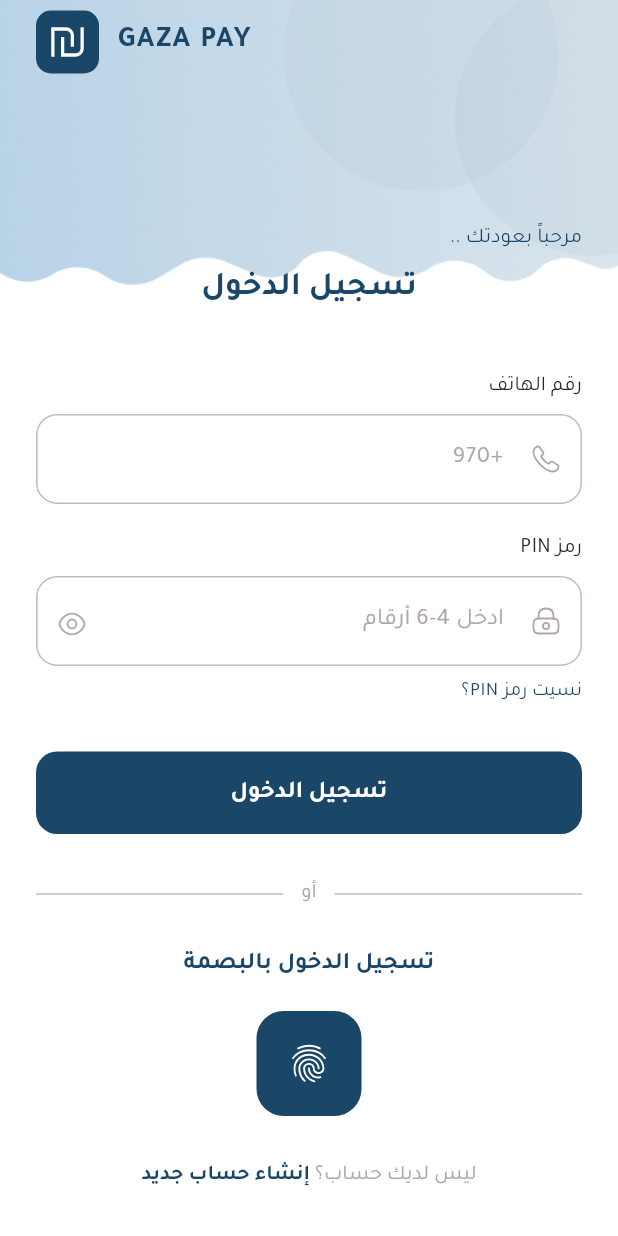
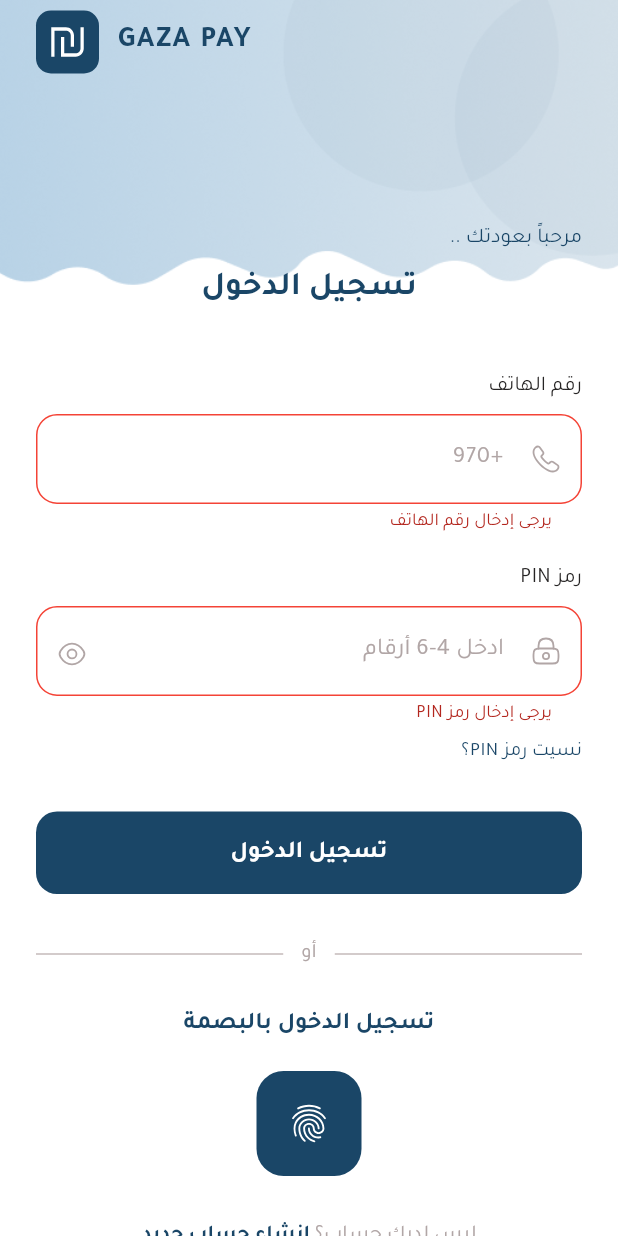
Before and after one commit to a7med2002/gazapay_app, a Flutter app: the LoginScreen screen opened by its route, scrolled down 53 dp, after a tap on "تسجيل الدخول", on a phone screen of 412 x 824 dp. Run offline on Flutter 3.47's test engine with Material 3 defaults, Android fonts, the light colour scheme and no system bars; our stand-ins replace flutter_svg, smooth_page_indicator.

Commit message:
login function done

```diff
--- /dev/null
+++ b/lib/Model/login_response.dart
@@ -0,0 +1,9 @@
+class LoginResponse {
+  String accessToken;
+
+  LoginResponse({required this.accessToken});
+
+  factory LoginResponse.fromJson(Map<String, dynamic> json) {
+    return LoginResponse(accessToken: json['data']['access_token']);
+  }
+}
--- /dev/null
+++ b/lib/Provider/login_provider.dart
@@ -0,0 +1,31 @@
+import 'package:flutter/material.dart';
+import 'package:gazapay/Core/Helper/api_response.dart';
+import 'package:gazapay/Model/login_response.dart';
+import 'package:gazapay/Repo/user_repository.dart';
+
+class LoginProvider extends ChangeNotifier {
+  final UserRepository _repository = UserRepository();
+
+  TextEditingController phoneController = TextEditingController();
+  TextEditingController pinController = TextEditingController();
+
+  ApiResponse<LoginResponse>? _loginResponse;
+
+  ApiResponse<LoginResponse>? get loginResponse => _loginResponse;
+
+  Future<void> login() async {
+    _loginResponse = ApiResponse.loading("Loading...");
+    notifyListeners();
+    try {
+      final result = await _repository.login({
+        "phone": phoneController.text,
+        "password": pinController.text,
+      });
+      _loginResponse = ApiResponse.completed(result);
+      notifyListeners();
+    } catch (e) {
+      _loginResponse = ApiResponse.error(e.toString());
+      notifyListeners();
+    }
+  }
+}
--- a/lib/Repo/user_repository.dart
+++ b/lib/Repo/user_repository.dart
@@ -1,8 +1,9 @@
 import 'package:gazapay/Core/Helper/api_base_helper.dart';
+import 'package:gazapay/Model/login_response.dart';
 import 'package:gazapay/Model/user.dart';
 
 class UserRepository {
-  ApiBaseHelper _helper = ApiBaseHelper();
+  final ApiBaseHelper _helper = ApiBaseHelper();
 
   Future<User> register(Map<String, dynamic> data) async {
     final response = await _helper.post("/auth/register", data, {
@@ -10,4 +11,11 @@
     });
     return User.fromJson(response);
   }
+
+  Future<LoginResponse> login(Map<String, dynamic> data) async {
+    final response = await _helper.post("/auth/login", data, {
+      "Content-Type": "application/json",
+    });
+    return LoginResponse.fromJson(response);
+  }
 }
--- a/lib/View/Auth/login_screen.dart
+++ b/lib/View/Auth/login_screen.dart
@@ -1,12 +1,16 @@
 import 'package:flutter/material.dart';
 import 'package:flutter_svg/flutter_svg.dart';
+import 'package:gazapay/Core/Helper/api_response.dart';
 import 'package:gazapay/Core/Util/assets.dart';
 import 'package:gazapay/Core/Util/constants.dart';
+import 'package:gazapay/Provider/login_provider.dart';
 import 'package:gazapay/View/Auth/forgot_pin_screen.dart';
 import 'package:gazapay/View/Auth/register_screen.dart';
+import 'package:gazapay/View/Home/home_screen.dart';
 import 'package:gazapay/Widgets/custom_text_filed.dart';
 import 'package:gazapay/Widgets/logo_with_title.dart';
 import 'package:gazapay/Widgets/primary_button.dart';
+import 'package:provider/provider.dart';
 
 class LoginScreen extends StatelessWidget {
   static String id = "loginScreen";
@@ -15,6 +19,8 @@
 
   @override
   Widget build(BuildContext context) {
+    final loginProv = Provider.of<LoginProvider>(context);
+    final GlobalKey<FormState> _formKey = GlobalKey<FormState>();
     return Scaffold(
       backgroundColor: kWhiteColor,
       body: SafeArea(
@@ -31,6 +37,8 @@
             /// Content
             SingleChildScrollView(
               padding: const EdgeInsets.symmetric(horizontal: 24),
+              child: Form(
+                key: _formKey,
                 child: Column(
                   crossAxisAlignment: CrossAxisAlignment.center,
                   children: [
@@ -74,6 +82,13 @@
                       hint: "+970",
                       prefixSvg: "assets/icons/phone.svg",
                       keyboardType: TextInputType.phone,
+                      validator: (value) {
+                        if (value == null || value.isEmpty) {
+                          return "يرجى إدخال رقم الهاتف";
+                        }
+                        return null;
+                      },
+                      controller: loginProv.phoneController,
                     ),
                     const SizedBox(height: 20),
 
@@ -92,6 +107,13 @@
                       suffixSvg: "assets/icons/eye.svg",
                       obscureText: true,
                       keyboardType: TextInputType.number,
+                      controller: loginProv.pinController,
+                      validator: (value) {
+                        if (value == null || value.isEmpty) {
+                          return "يرجى إدخال رمز PIN";
+                        }
+                        return null;
+                      },
                     ),
                     const SizedBox(height: 8),
 
@@ -115,7 +137,47 @@
                     const SizedBox(height: 30),
 
                     /// Login Button
-                  PrimaryButton(onPressed: () {}, title: "تسجيل الدخول"),
+                    Consumer<LoginProvider>(
+                      builder: (_, loginProv, _) {
+                        if (loginProv.loginResponse?.status == Status.LOADING) {
+                          return Center(child: CircularProgressIndicator());
+                        }
+                        if (loginProv.loginResponse?.status == Status.ERROR) {
+                          print("Error: ${loginProv.loginResponse?.message}");
+                          WidgetsBinding.instance.addPostFrameCallback((_) {
+                            if (loginProv.loginResponse?.message != null &&
+                                loginProv.loginResponse!.message!.isNotEmpty) {
+                              ScaffoldMessenger.of(context).showSnackBar(
+                                SnackBar(
+                                  content: Text(
+                                    loginProv.loginResponse!.message!,
+                                    style: TextStyle(color: kWhiteColor),
+                                  ),
+                                  backgroundColor: kPrimaryColor,
+                                ),
+                              );
+                            }
+                          });
+                        }
+                        if (loginProv.loginResponse?.status ==
+                            Status.COMPLETED) {
+                          WidgetsBinding.instance.addPostFrameCallback((_) {
+                            Navigator.pushReplacementNamed(
+                              context,
+                              HomeScreen.id,
+                            );
+                          });
+                        }
+                        return PrimaryButton(
+                          onPressed: () {
+                            if (_formKey.currentState!.validate()) {
+                              loginProv.login();
+                            }
+                          },
+                          title: "تسجيل الدخول",
+                        );
+                      },
+                    ),
                     const SizedBox(height: 30),
 
                     /// Divider with OR
@@ -124,7 +186,10 @@
                         Expanded(child: Divider(color: kHintColor)),
                         Padding(
                           padding: EdgeInsets.symmetric(horizontal: 12),
-                        child: Text("أو", style: TextStyle(color: kGreyColor)),
+                          child: Text(
+                            "أو",
+                            style: TextStyle(color: kGreyColor),
+                          ),
                         ),
                         Expanded(child: Divider(color: kHintColor)),
                       ],
@@ -194,6 +259,7 @@
                   ],
                 ),
               ),
+            ),
           ],
         ),
       ),
--- a/lib/main.dart
+++ b/lib/main.dart
@@ -1,4 +1,5 @@
 import 'package:flutter/material.dart';
+import 'package:gazapay/Provider/login_provider.dart';
 import 'package:gazapay/Provider/register_provider.dart';
 import 'package:gazapay/View/Auth/forgot_pin_screen.dart';
 import 'package:gazapay/View/Auth/login_screen.dart';
@@ -19,6 +20,7 @@
     return MultiProvider(
       providers: [
         ChangeNotifierProvider(create: (_) => RegisterProvider()),
+        ChangeNotifierProvider(create: (_) => LoginProvider()),
       ],
       child: MaterialApp(
         title: 'Gaza Pay',
```
Lines whose indentation alone changed are shown as unchanged.
